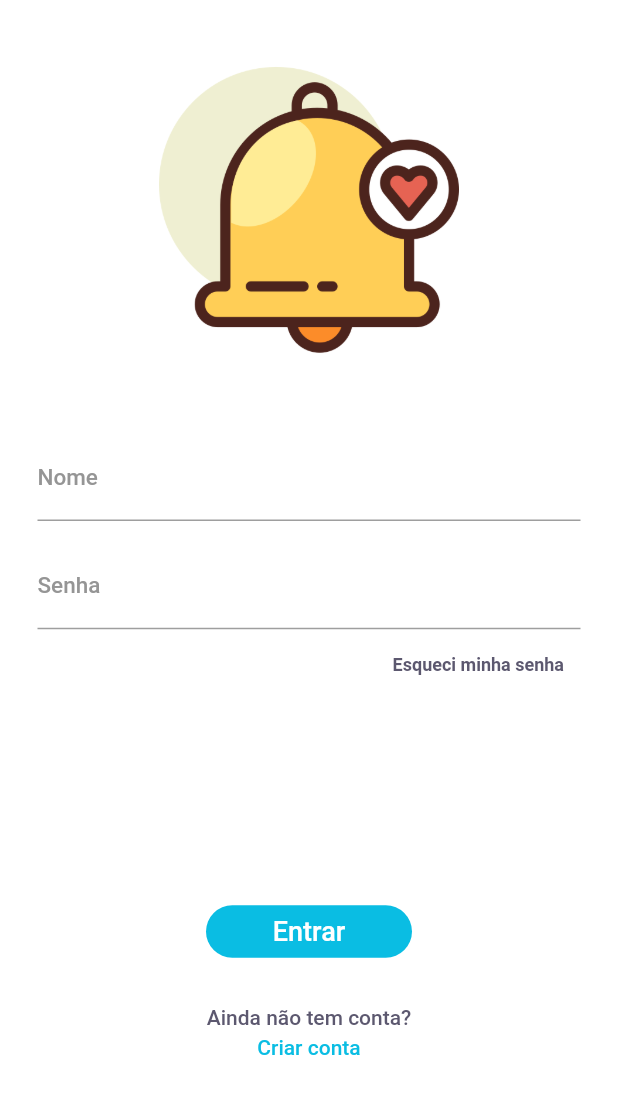
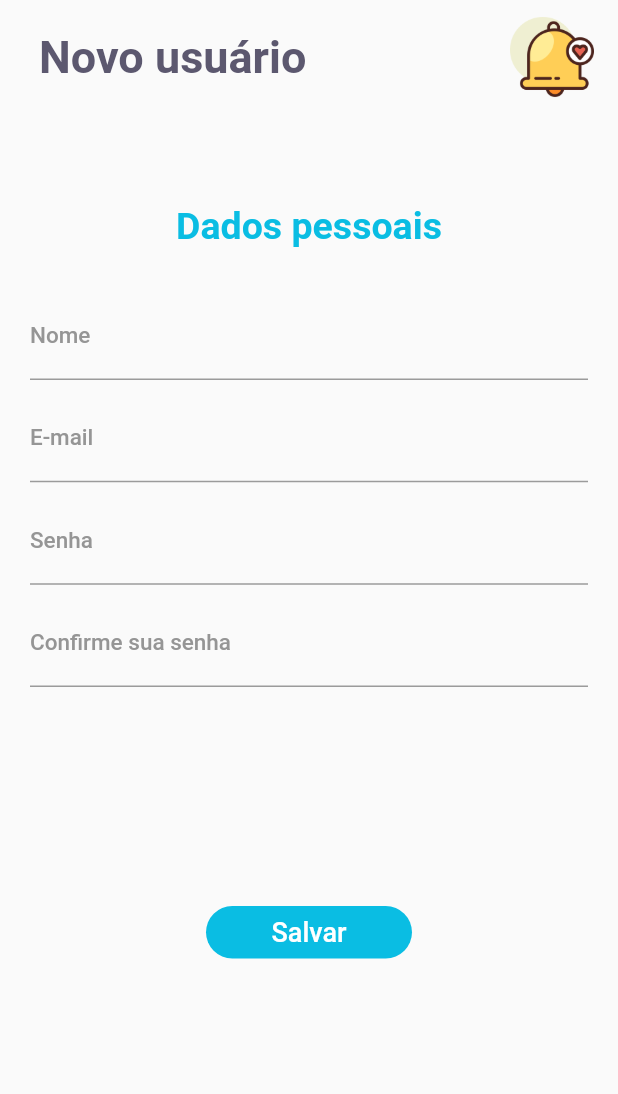
Before and after one commit to KevenBarauna/tarefas, a Flutter app: the screen it shows after launch, after a tap on "Criar conta", on a phone screen of 412 x 824 dp. Shown: the top 1094 px of the screen. Run offline on Flutter 3.47's test engine with Material 2 defaults, Android fonts, the phone set to English and light mode, and no system bars; our stand-ins replace shared_preferences.

Commit message:
View - Novo usuário

```diff
--- a/lib/main.dart
+++ b/lib/main.dart
@@ -1,5 +1,5 @@
 import 'package:flutter/material.dart';
-import 'package:tarefas/pages/login.dart';
+import 'package:tarefas/pages/usuario/login.dart';
 
 void main() => runApp(MyApp());
 
--- a/lib/pages/login.dart
+++ b/lib/pages/usuario/login.dart
@@ -1,6 +1,7 @@
 import 'package:flutter/cupertino.dart';
 import 'package:flutter/material.dart';
 import 'package:tarefas/controller/usuario.controller.dart';
+import 'package:tarefas/pages/usuario/novo.usuario.dart';
 import 'package:tarefas/utils/cores.util.dart';
 import 'package:tarefas/widget/decoration.dart';
 
@@ -120,7 +121,10 @@ class _LoginState extends State<Login> {
             height: 20,
             margin: EdgeInsets.only(bottom: 10),
             child: FlatButton(
-              onPressed: () {},
+              onPressed: () {
+                Navigator.push(context,
+                    MaterialPageRoute(builder: (context) => NovoUsuario()));
+              },
               child: Text(
                 'Criar conta',
                 style: TextStyle(
--- /dev/null
+++ b/lib/pages/usuario/novo.usuario.dart
@@ -0,0 +1,114 @@
+import 'package:flutter/material.dart';
+import 'package:tarefas/utils/cores.util.dart';
+import 'package:tarefas/widget/decoration.dart';
+
+var nome = TextEditingController();
+var senha = TextEditingController();
+var senhaConf = TextEditingController();
+var email = TextEditingController();
+String mensagem = '';
+
+class NovoUsuario extends StatefulWidget {
+  @override
+  _NovoUsuarioState createState() => _NovoUsuarioState();
+}
+
+class _NovoUsuarioState extends State<NovoUsuario> {
+  @override
+  Widget build(BuildContext context) {
+    return Scaffold(
+      body: ListView(
+        children: <Widget>[
+          Container(
+            margin: EdgeInsets.only(top: 10, left: 10),
+            child: ListTile(
+              title: Text(
+                'Novo usuário',
+                style: TextStyle(
+                  fontSize: 30,
+                  fontWeight: FontWeight.bold,
+                  color: cores[1],
+                ),
+              ),
+              trailing: Image.asset('assets/Logo.png'),
+            ),
+          ),
+          Container(
+            margin: EdgeInsets.only(top: 70),
+            child: Center(
+              child: Text(
+                'Dados pessoais',
+                style: TextStyle(
+                  fontSize: 25,
+                  fontWeight: FontWeight.bold,
+                  color: cores[2],
+                ),
+              ),
+            ),
+          ),
+          Container(
+            margin: EdgeInsets.only(top: 30, left: 20, right: 20),
+            child: TextFormField(
+              controller: nome,
+              keyboardType: TextInputType.text,
+              decoration: decoracaoInput('Nome'),
+            ),
+          ),
+          Container(
+            margin: EdgeInsets.only(top: 10, left: 20, right: 20),
+            child: TextFormField(
+              controller: email,
+              keyboardType: TextInputType.emailAddress,
+              decoration: decoracaoInput('E-mail'),
+            ),
+          ),
+          Container(
+            margin: EdgeInsets.only(top: 10, left: 20, right: 20),
+            child: TextFormField(
+              obscureText: true,
+              controller: senha,
+              keyboardType: TextInputType.number,
+              decoration: decoracaoInput('Senha'),
+            ),
+          ),
+          Container(
+            margin: EdgeInsets.only(top: 10, left: 20, right: 20, bottom: 50),
+            child: TextFormField(
+              obscureText: true,
+              controller: senhaConf,
+              keyboardType: TextInputType.number,
+              decoration: decoracaoInput('Confirme sua senha'),
+            ),
+          ),
+          Container(
+            margin: EdgeInsets.only(top: 30, bottom: 50),
+            child: Center(
+              child: Text(
+                mensagem,
+                style: TextStyle(
+                  color: cores[4],
+                ),
+              ),
+            ),
+          ),
+          Container(
+            height: alturaBotao,
+            margin: botaoMargin(context),
+            decoration: botaoDecoracao(),
+            child: SizedBox(
+              child: FlatButton(
+                onPressed: () {
+                  //fazerLogin();
+                },
+                child: Text(
+                  'Salvar',
+                  style: botaoTextStyle(),
+                ),
+              ),
+            ),
+          ),
+        ],
+      ),
+    );
+  }
+}
```
